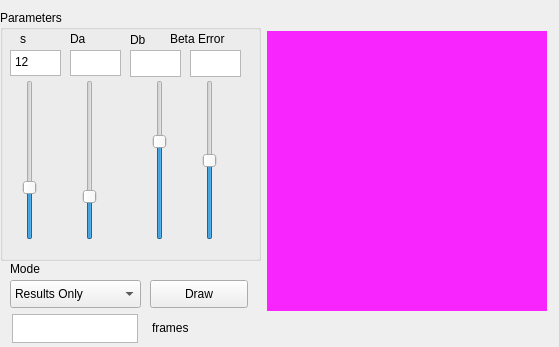
Above: mainwindow.ui from andrewrk/ReactionDiffusion before the change. Below: the same form after it.
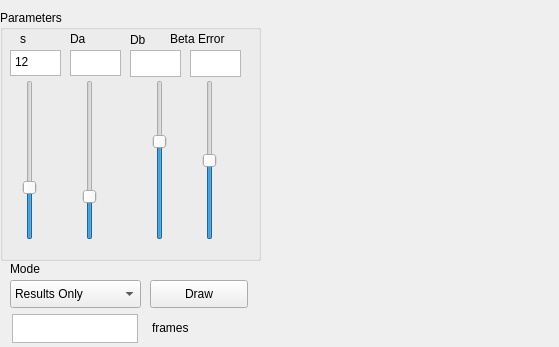
That is the form after the change.

Patch:
```diff
--- a/mainwindow.ui
+++ b/mainwindow.ui
@@ -267,19 +267,6 @@
      <string>Draw</string>
     </property>
    </widget>
-   <widget class="QWidget" name="widget_out" native="true">
-    <property name="geometry">
-     <rect>
-      <x>267</x>
-      <y>31</y>
-      <width>280</width>
-      <height>280</height>
-     </rect>
-    </property>
-    <property name="styleSheet">
-     <string>background-color: rgb(248, 37, 255);</string>
-    </property>
-   </widget>
    <widget class="QPlainTextEdit" name="text_frameSkip">
     <property name="geometry">
      <rect>
@@ -303,6 +290,19 @@
      <string>frames</string>
     </property>
    </widget>
+   <widget class="QLabel" name="label_out">
+    <property name="geometry">
+     <rect>
+      <x>258</x>
+      <y>27</y>
+      <width>280</width>
+      <height>280</height>
+     </rect>
+    </property>
+    <property name="text">
+     <string/>
+    </property>
+   </widget>
   </widget>
  </widget>
  <layoutdefault spacing="6" margin="11"/>
```
